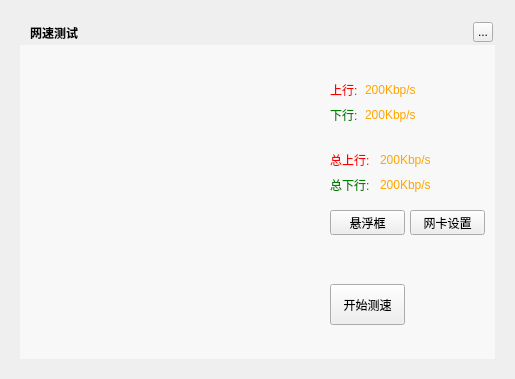
First picture: the form in TTKCore/musicUi/musicToolsetswidget/musicnetworktestwidget.ui, repository Greedysky/TTKMusicPlayer, before the edit.
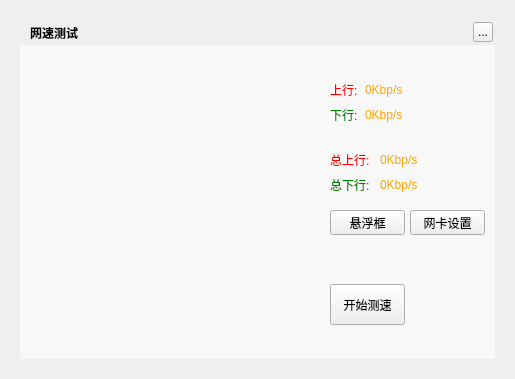
Second picture: the form after the edit. Custom widgets are drawn as their Qt base class.

Patch:
```diff
--- a/TTKCore/musicUi/musicToolsetswidget/musicnetworktestwidget.ui
+++ b/TTKCore/musicUi/musicToolsetswidget/musicnetworktestwidget.ui
@@ -104,7 +104,7 @@
     <string notr="true">color:orange</string>
    </property>
    <property name="text">
-    <string>200Kbp/s</string>
+    <string>0Kbp/s</string>
    </property>
   </widget>
   <widget class="QPushButton" name="suspensionButton">
@@ -178,7 +178,7 @@
     <string notr="true">color:orange</string>
    </property>
    <property name="text">
-    <string>200Kbp/s</string>
+    <string>0Kbp/s</string>
    </property>
   </widget>
   <widget class="QLabel" name="uploadAllSpeedValue">
@@ -194,7 +194,7 @@
     <string notr="true">color:orange</string>
    </property>
    <property name="text">
-    <string>200Kbp/s</string>
+    <string>0Kbp/s</string>
    </property>
   </widget>
   <widget class="QLabel" name="uploadAllSpeedLabel">
@@ -226,7 +226,7 @@
     <string notr="true">color:orange</string>
    </property>
    <property name="text">
-    <string>200Kbp/s</string>
+    <string>0Kbp/s</string>
    </property>
   </widget>
   <widget class="QLabel" name="downloadAllSpeedLabel">
```
